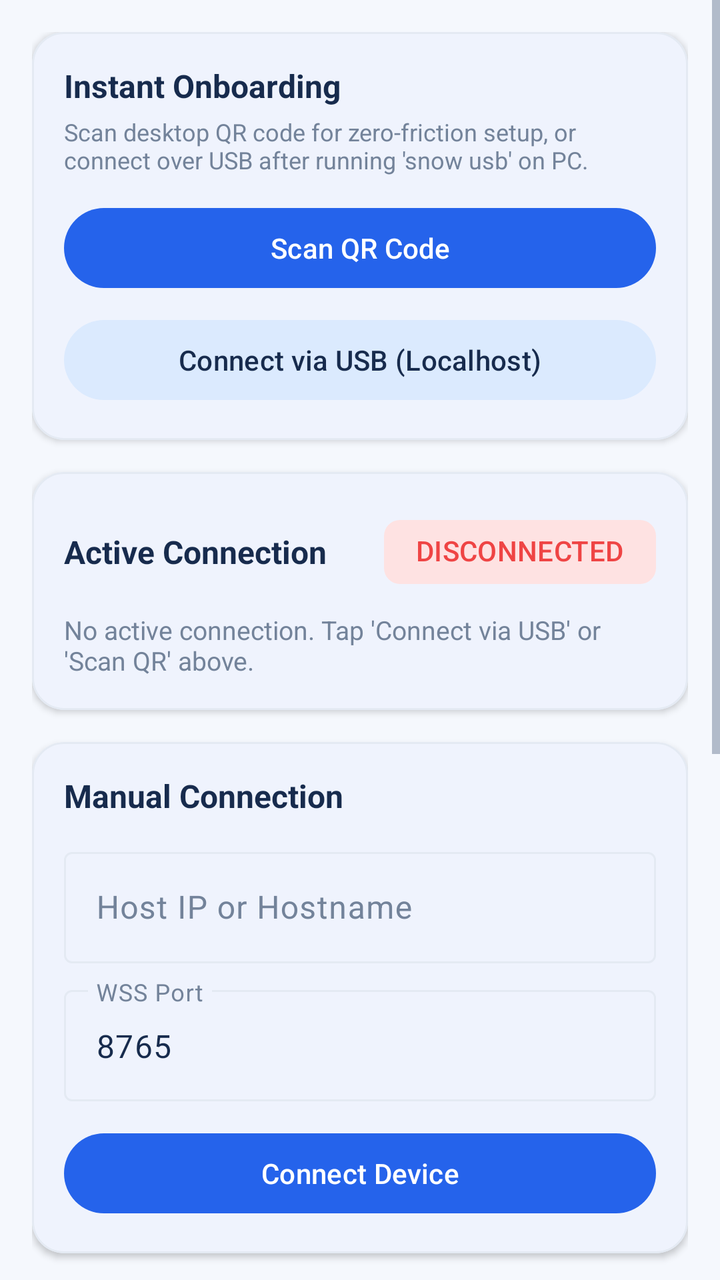
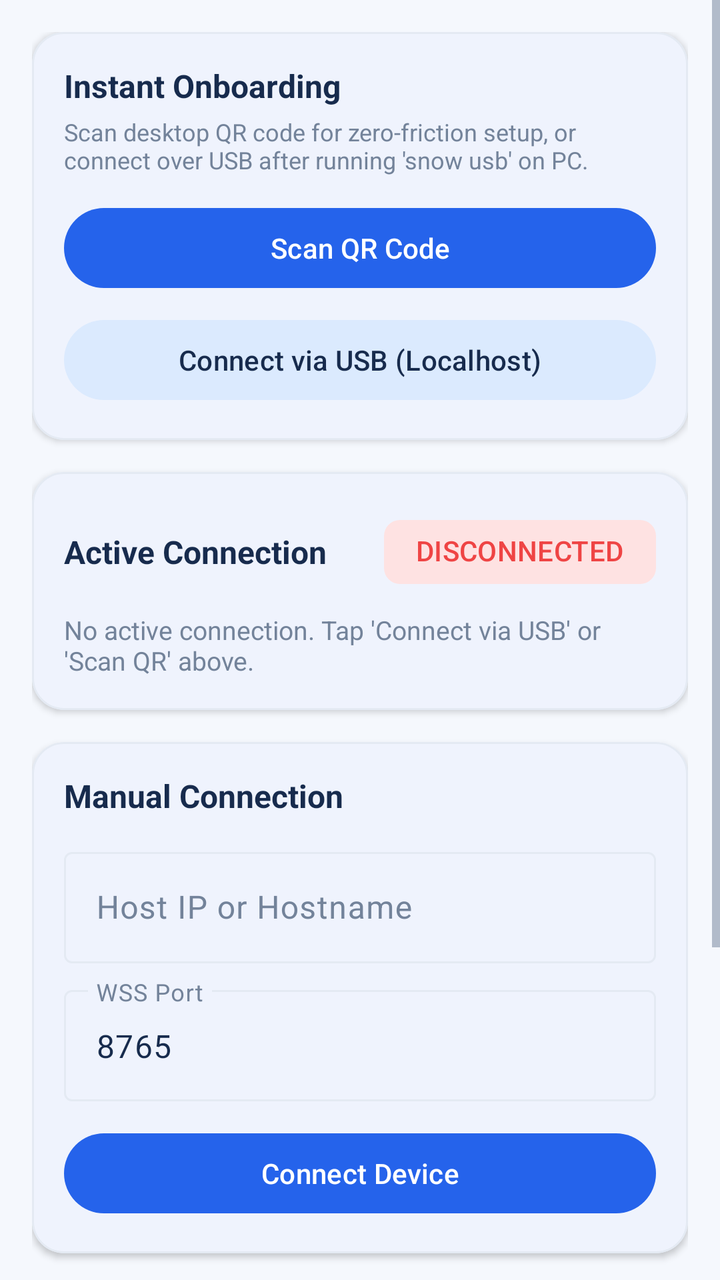

Compare the two renders of this Android layout. The source of the first and the diff that turns it into the second are given below.
<!-- AndroidManifest.xml: application theme Theme.SNOW -->
<!-- res/layout/fragment_devices.xml -->
<?xml version="1.0" encoding="utf-8"?>
<ScrollView xmlns:android="http://schemas.android.com/apk/res/android"
    xmlns:app="http://schemas.android.com/apk/res-auto"
    android:layout_width="match_parent"
    android:layout_height="match_parent"
    android:background="@color/app_background"
    android:fillViewport="true">

    <LinearLayout
        android:layout_width="match_parent"
        android:layout_height="wrap_content"
        android:orientation="vertical"
        android:padding="16dp">

        
        <com.google.android.material.card.MaterialCardView
            android:layout_width="match_parent"
            android:layout_height="wrap_content"
            android:layout_marginBottom="16dp"
            app:cardCornerRadius="16dp"
            app:cardElevation="2dp"
            app:cardBackgroundColor="@color/card_surface"
            app:strokeColor="@color/card_border"
            app:strokeWidth="1dp">

            <LinearLayout
                android:layout_width="match_parent"
                android:layout_height="wrap_content"
                android:orientation="vertical"
                android:padding="16dp">

                <TextView
                    android:layout_width="match_parent"
                    android:layout_height="wrap_content"
                    android:textSize="16sp"
                    android:textStyle="bold"
                    android:textColor="@color/primary_text"
                    android:text="@string/title_fast_onboarding" />

                <TextView
                    android:layout_width="match_parent"
                    android:layout_height="wrap_content"
                    android:layout_marginTop="4dp"
                    android:textSize="12sp"
                    android:textColor="@color/secondary_text"
                    android:text="@string/desc_fast_onboarding" />

                <LinearLayout
                    android:layout_width="match_parent"
                    android:layout_height="wrap_content"
                    android:layout_marginTop="12dp"
                    android:orientation="vertical">

                    <com.google.android.material.button.MaterialButton
                        android:id="@+id/btn_scan_qr"
                        android:layout_width="match_parent"
                        android:layout_height="wrap_content"
                        android:text="@string/btn_scan_qr"
                        style="@style/Widget.Material3.Button" />

                    <com.google.android.material.button.MaterialButton
                        android:id="@+id/btn_connect_usb"
                        android:layout_width="match_parent"
                        android:layout_height="wrap_content"
                        android:layout_marginTop="8dp"
                        android:text="@string/btn_connect_usb"
                        style="@style/Widget.Material3.Button.TonalButton" />
                </LinearLayout>

            </LinearLayout>
        </com.google.android.material.card.MaterialCardView>

        
        <com.google.android.material.card.MaterialCardView
            android:id="@+id/card_active_connection"
            android:layout_width="match_parent"
            android:layout_height="wrap_content"
            android:layout_marginBottom="16dp"
            app:cardCornerRadius="16dp"
            app:cardElevation="2dp"
            app:cardBackgroundColor="@color/card_surface"
            app:strokeColor="@color/card_border"
            app:strokeWidth="1dp">

            <LinearLayout
                android:layout_width="match_parent"
                android:layout_height="wrap_content"
                android:orientation="vertical"
                android:padding="16dp">

                <LinearLayout
                    android:layout_width="match_parent"
                    android:layout_height="wrap_content"
                    android:orientation="horizontal"
                    android:gravity="center_vertical">

                    <TextView
                        android:layout_width="0dp"
                        android:layout_height="wrap_content"
                        android:layout_weight="1"
                        android:textSize="16sp"
                        android:textStyle="bold"
                        android:textColor="@color/primary_text"
                        android:text="@string/title_active_connection" />

                    <com.google.android.material.chip.Chip
                        android:id="@+id/chip_active_transport"
                        android:layout_width="wrap_content"
                        android:layout_height="wrap_content"
                        android:text="DISCONNECTED"
                        android:textColor="@color/status_disconnected"
                        app:chipBackgroundColor="@color/status_disconnected_soft"
                        app:chipStrokeWidth="0dp"
                        style="@style/Widget.Material3.Chip.Assist" />
                </LinearLayout>

                <TextView
                    android:id="@+id/tv_active_transport_detail"
                    android:layout_width="match_parent"
                    android:layout_height="wrap_content"
                    android:layout_marginTop="6dp"
                    android:textSize="13sp"
                    android:textColor="@color/secondary_text"
                    android:text="@string/desc_no_active_connection" />

            </LinearLayout>
        </com.google.android.material.card.MaterialCardView>

        
        <com.google.android.material.card.MaterialCardView
            android:layout_width="match_parent"
            android:layout_height="wrap_content"
            android:layout_marginBottom="16dp"
            app:cardCornerRadius="16dp"
            app:cardElevation="2dp"
            app:cardBackgroundColor="@color/card_surface"
            app:strokeColor="@color/card_border"
            app:strokeWidth="1dp">

            <LinearLayout
                android:layout_width="match_parent"
                android:layout_height="wrap_content"
                android:orientation="vertical"
                android:padding="16dp">

                <TextView
                    android:layout_width="match_parent"
                    android:layout_height="wrap_content"
                    android:textSize="16sp"
                    android:textStyle="bold"
                    android:textColor="@color/primary_text"
                    android:text="@string/title_manual_connect" />

                <com.google.android.material.textfield.TextInputLayout
                    android:id="@+id/til_host_ip"
                    android:layout_width="match_parent"
                    android:layout_height="wrap_content"
                    android:layout_marginTop="12dp"
                    android:hint="Host IP or Hostname"
                    style="@style/Widget.Material3.TextInputLayout.OutlinedBox">

                    <com.google.android.material.textfield.TextInputEditText
                        android:id="@+id/et_host_ip"
                        android:layout_width="match_parent"
                        android:layout_height="wrap_content"
                        android:inputType="textUri"
                        android:maxLines="1" />
                </com.google.android.material.textfield.TextInputLayout>

                <com.google.android.material.textfield.TextInputLayout
                    android:id="@+id/til_port"
                    android:layout_width="match_parent"
                    android:layout_height="wrap_content"
                    android:layout_marginTop="8dp"
                    android:hint="WSS Port"
                    style="@style/Widget.Material3.TextInputLayout.OutlinedBox">

                    <com.google.android.material.textfield.TextInputEditText
                        android:id="@+id/et_port"
                        android:layout_width="match_parent"
                        android:layout_height="wrap_content"
                        android:inputType="number"
                        android:maxLines="1"
                        android:text="8765" />
                </com.google.android.material.textfield.TextInputLayout>

                <LinearLayout
                    android:layout_width="match_parent"
                    android:layout_height="wrap_content"
                    android:layout_marginTop="12dp"
                    android:orientation="horizontal">

                    <com.google.android.material.button.MaterialButton
                        android:id="@+id/btn_connect"
                        android:layout_width="0dp"
                        android:layout_height="wrap_content"
                        android:layout_weight="1"
                        android:text="@string/btn_connect"
                        style="@style/Widget.Material3.Button" />

                    <com.google.android.material.button.MaterialButton
                        android:id="@+id/btn_cancel_connection"
                        android:layout_width="wrap_content"
                        android:layout_height="wrap_content"
                        android:layout_marginStart="8dp"
                        android:visibility="gone"
                        android:text="@string/btn_cancel_connection"
                        style="@style/Widget.Material3.Button.TonalButton" />

                    <com.google.android.material.button.MaterialButton
                        android:id="@+id/btn_disconnect"
                        android:layout_width="wrap_content"
                        android:layout_height="wrap_content"
                        android:layout_marginStart="8dp"
                        android:visibility="gone"
                        android:text="@string/btn_disconnect"
                        style="@style/Widget.Material3.Button.OutlinedButton" />
                </LinearLayout>

            </LinearLayout>
        </com.google.android.material.card.MaterialCardView>

        
        <com.google.android.material.card.MaterialCardView
            android:id="@+id/card_pairing"
            android:layout_width="match_parent"
            android:layout_height="wrap_content"
            android:layout_marginBottom="16dp"
            app:cardCornerRadius="16dp"
            app:cardElevation="2dp"
            app:cardBackgroundColor="@color/card_surface"
            app:strokeColor="@color/card_border"
            app:strokeWidth="1dp">

            <LinearLayout
                android:layout_width="match_parent"
                android:layout_height="wrap_content"
                android:orientation="vertical"
                android:padding="16dp">

                <LinearLayout
                    android:layout_width="match_parent"
                    android:layout_height="wrap_content"
                    android:orientation="horizontal"
                    android:gravity="center_vertical">

                    <TextView
                        android:layout_width="0dp"
                        android:layout_height="wrap_content"
                        android:layout_weight="1"
                        android:textSize="16sp"
                        android:textStyle="bold"
                        android:textColor="@color/primary_text"
                        android:text="@string/title_pairing" />

                    <TextView
                        android:id="@+id/tv_pairing_badge"
                        android:layout_width="wrap_content"
                        android:layout_height="wrap_content"
                        android:paddingHorizontal="8dp"
                        android:paddingVertical="3dp"
                        android:textSize="11sp"
                        android:textStyle="bold"
                        android:textColor="@color/status_connecting"
                        android:background="@drawable/bg_pill_status"
                        android:text="UNPAIRED" />
                </LinearLayout>

                <TextView
                    android:layout_width="match_parent"
                    android:layout_height="wrap_content"
                    android:layout_marginTop="4dp"
                    android:textSize="12sp"
                    android:textColor="@color/secondary_text"
                    android:text="@string/subtitle_pairing" />

                
                <LinearLayout
                    android:id="@+id/layout_pin_input"
                    android:layout_width="match_parent"
                    android:layout_height="wrap_content"
                    android:layout_marginTop="12dp"
                    android:orientation="vertical">

                    <com.google.android.material.textfield.TextInputLayout
                        android:id="@+id/til_pin"
                        android:layout_width="match_parent"
                        android:layout_height="wrap_content"
                        android:hint="@string/label_pin"
                        style="@style/Widget.Material3.TextInputLayout.OutlinedBox">

                        <com.google.android.material.textfield.TextInputEditText
                            android:id="@+id/et_pin"
                            android:layout_width="match_parent"
                            android:layout_height="wrap_content"
                            android:inputType="numberPassword"
                            android:maxLength="6"
                            android:gravity="center"
                            android:letterSpacing="0.3"
                            android:textSize="18sp"
                            android:maxLines="1" />
                    </com.google.android.material.textfield.TextInputLayout>

                    <com.google.android.material.button.MaterialButton
                        android:id="@+id/btn_pair"
                        android:layout_width="match_parent"
                        android:layout_height="wrap_content"
                        android:layout_marginTop="8dp"
                        android:text="@string/btn_pair"
                        style="@style/Widget.Material3.Button" />
                </LinearLayout>

                
                <LinearLayout
                    android:id="@+id/layout_paired_controls"
                    android:layout_width="match_parent"
                    android:layout_height="wrap_content"
                    android:layout_marginTop="12dp"
                    android:visibility="gone"
                    android:orientation="horizontal">

                    <com.google.android.material.button.MaterialButton
                        android:id="@+id/btn_unpair"
                        android:layout_width="0dp"
                        android:layout_height="wrap_content"
                        android:layout_weight="1"
                        android:layout_marginEnd="4dp"
                        android:text="@string/btn_unpair"
                        style="@style/Widget.Material3.Button.OutlinedButton" />

                    <com.google.android.material.button.MaterialButton
                        android:id="@+id/btn_request_pin"
                        android:layout_width="0dp"
                        android:layout_height="wrap_content"
                        android:layout_weight="1"
                        android:layout_marginStart="4dp"
                        android:text="@string/btn_request_pin"
                        style="@style/Widget.Material3.Button.TonalButton" />
                </LinearLayout>

            </LinearLayout>
        </com.google.android.material.card.MaterialCardView>

        
        <com.google.android.material.card.MaterialCardView
            android:layout_width="match_parent"
            android:layout_height="wrap_content"
            android:layout_marginBottom="16dp"
            app:cardCornerRadius="16dp"
            app:cardElevation="2dp"
            app:cardBackgroundColor="@color/card_surface"
            app:strokeColor="@color/card_border"
            app:strokeWidth="1dp">

            <LinearLayout
                android:layout_width="match_parent"
                android:layout_height="wrap_content"
                android:orientation="vertical"
                android:padding="16dp">

                <TextView
                    android:layout_width="match_parent"
                    android:layout_height="wrap_content"
                    android:textSize="16sp"
                    android:textStyle="bold"
                    android:textColor="@color/primary_text"
                    android:text="@string/title_discovered_peers" />

                <LinearLayout
                    android:id="@+id/container_discovered_peers"
                    android:layout_width="match_parent"
                    android:layout_height="wrap_content"
                    android:layout_marginTop="8dp"
                    android:orientation="vertical">

                    <TextView
                        android:id="@+id/tv_empty_discovered"
                        android:layout_width="match_parent"
                        android:layout_height="wrap_content"
                        android:textSize="13sp"
                        android:textColor="@color/secondary_text"
                        android:text="Listening for UDP discovery beacons on port 8768..." />
                </LinearLayout>

            </LinearLayout>
        </com.google.android.material.card.MaterialCardView>

        
        <com.google.android.material.card.MaterialCardView
            android:layout_width="match_parent"
            android:layout_height="wrap_content"
            android:layout_marginBottom="16dp"
            app:cardCornerRadius="16dp"
            app:cardElevation="2dp"
            app:cardBackgroundColor="@color/card_surface"
            app:strokeColor="@color/card_border"
            app:strokeWidth="1dp">

            <LinearLayout
                android:layout_width="match_parent"
                android:layout_height="wrap_content"
                android:orientation="vertical"
                android:padding="16dp">

                <TextView
                    android:layout_width="match_parent"
                    android:layout_height="wrap_content"
                    android:textSize="16sp"
                    android:textStyle="bold"
                    android:textColor="@color/primary_text"
                    android:text="@string/title_saved_devices" />

                <LinearLayout
                    android:id="@+id/container_saved_devices"
                    android:layout_width="match_parent"
                    android:layout_height="wrap_content"
                    android:layout_marginTop="8dp"
                    android:orientation="vertical">

                    <TextView
                        android:id="@+id/tv_empty_saved"
                        android:layout_width="match_parent"
                        android:layout_height="wrap_content"
                        android:textSize="13sp"
                        android:textColor="@color/secondary_text"
                        android:text="No previously paired devices." />
                </LinearLayout>

            </LinearLayout>
        </com.google.android.material.card.MaterialCardView>

    </LinearLayout>
</ScrollView>
<!-- resources referenced by this layout -->
<resources>
  <color name="app_background">#F5F8FD</color>
  <color name="card_border">#E4EAF3</color>
  <color name="card_surface">#FFFFFF</color>
  <color name="primary_text">#172B4D</color>
  <color name="secondary_text">#73839A</color>
  <color name="status_connecting">#F59E0B</color>
  <color name="status_disconnected">#EF4444</color>
  <color name="status_disconnected_soft">#FEE2E2</color>
  <!-- drawable bg_pill_status (drawable) -->
  <?xml version="1.0" encoding="utf-8"?>
  <shape xmlns:android="http://schemas.android.com/apk/res/android"
      android:shape="rectangle">
      <solid android:color="@color/soft_blue_surface" />
      <corners android:radius="20dp" />
  </shape>
  <string name="btn_cancel_connection">Cancel</string>
  <string name="btn_connect">Connect Device</string>
  <string name="btn_connect_usb">Connect via USB (Localhost)</string>
  <string name="btn_disconnect">Disconnect</string>
  <string name="btn_pair">Pair Device</string>
  <string name="btn_request_pin">Request New PIN</string>
  <string name="btn_scan_qr">Scan QR Code</string>
  <string name="btn_unpair">Unpair Device</string>
  <string name="desc_fast_onboarding">Scan desktop QR code for zero-friction setup, or connect over USB after running \'snow usb\' on PC.</string>
  <string name="desc_no_active_connection">No active connection. Tap \'Connect via USB\' or \'Scan QR\' above.</string>
  <string name="label_pin">ENTER 6-DIGIT DESKTOP PIN</string>
  <string name="subtitle_pairing">Enter the 6-digit PIN shown on the desktop console.</string>
  <string name="title_active_connection">Active Connection</string>
  <string name="title_discovered_peers">Discovered Peers (UDP)</string>
  <string name="title_fast_onboarding">Instant Onboarding</string>
  <string name="title_manual_connect">Manual Connection</string>
  <string name="title_pairing">Device Pairing</string>
  <string name="title_saved_devices">Saved Devices</string>
  <color name="soft_blue_surface">#DBEAFE</color>
  <color name="primary_blue">#2563EB</color>
  <color name="secondary_cyan">#06B6D4</color>
  <color name="input_border">#E2E8F0</color>
  <style name="Widget.SNOW.BottomNavigationView" parent="Widget.Material3.BottomNavigationView">
          <item name="itemIconTint">@color/nav_item_color</item>
          <item name="itemTextColor">@color/nav_item_color</item>
          <item name="itemActiveIndicatorStyle">@style/Widget.SNOW.BottomNavIndicator</item>
      </style>
  <style name="Widget.SNOW.BottomNavIndicator" parent="Widget.Material3.BottomNavigationView.ActiveIndicator">
          <item name="android:color">@color/soft_blue_surface</item>
      </style>
  <!-- unchanged entries left out for length: 1 -->
</resources>

<!-- the commit's change to res/layout/fragment_devices.xml (unified diff, before → after) -->
@@ -226,6 +226,7 @@
             android:layout_width="match_parent"
             android:layout_height="wrap_content"
             android:layout_marginBottom="16dp"
+            android:visibility="gone"
             app:cardCornerRadius="16dp"
             app:cardElevation="2dp"
             app:cardBackgroundColor="@color/card_surface"
